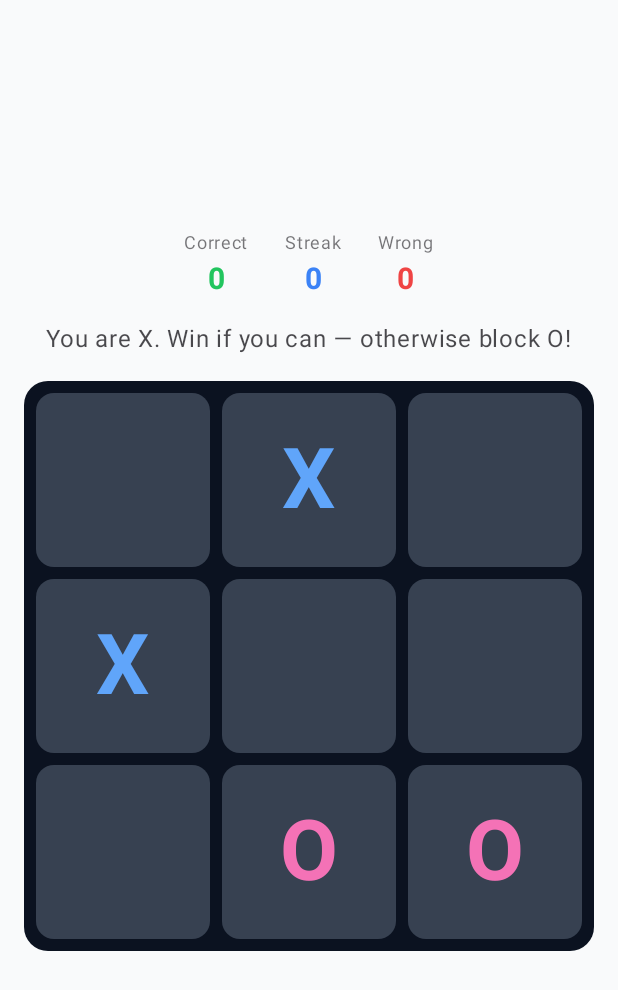
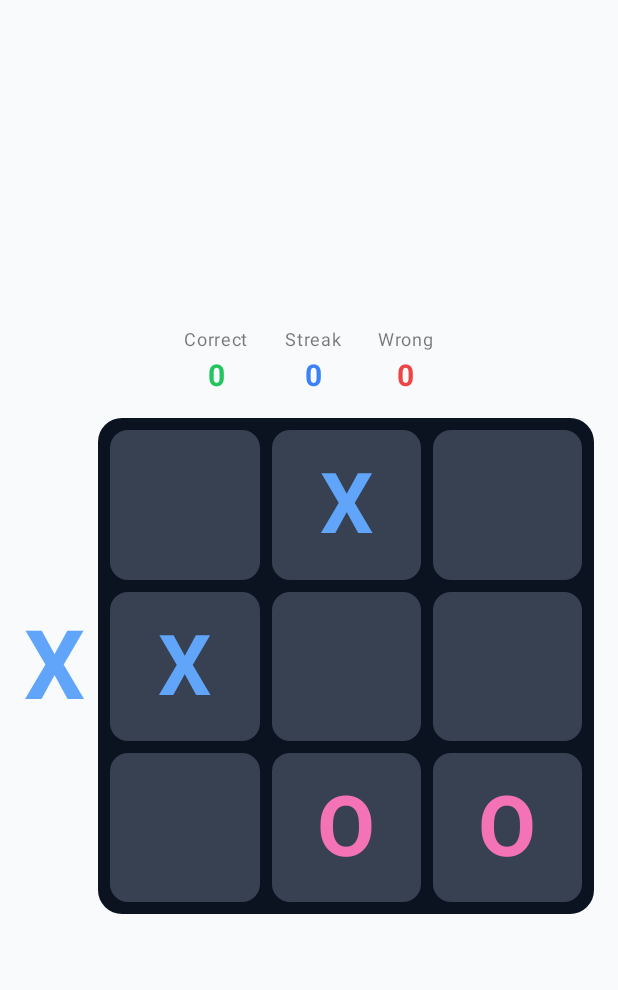
Before and after one commit to dividetask/homeschool-teacher, an Android app built with Jetpack Compose: the composable TttPuzzleScreen shown on its own in the app's theme, on a phone screen of 412 x 824 dp. Shown: the top 990 px of the screen. Run offline under Robolectric (Android 15) with nearby library versions, the phone set to English and light mode, and no system bars.

Commit message:
Tic Tac Toe polish: player mark, winning line, puzzle consequences; cheat-sheet boxes
- Both TTT screens: show a large X/O on the left for the learner's mark,
  and draw a large line through the three winning cells on any win.
- Win or Block puzzle: remove the instruction text; on a missed win the
  correct move blinks red then the winning line is shown; on a missed
  block the opponent moves into the threatened cell (then the line).
- Binary cheat sheet: box each truth-table entry in a colored border and
  space the rows further apart so an answer isn't confused with the next
  row's operand.

```diff
--- a/app/src/main/java/com/dividetask/homeschoolteacher/tictactoe/TttPuzzleScreen.kt
+++ b/app/src/main/java/com/dividetask/homeschoolteacher/tictactoe/TttPuzzleScreen.kt
@@ -1,7 +1,12 @@
 package com.dividetask.homeschoolteacher.tictactoe
 
+import androidx.compose.animation.core.RepeatMode
+import androidx.compose.animation.core.animateFloat
+import androidx.compose.animation.core.infiniteRepeatable
+import androidx.compose.animation.core.rememberInfiniteTransition
+import androidx.compose.animation.core.tween
+import androidx.compose.foundation.Canvas
 import androidx.compose.foundation.background
-import androidx.compose.foundation.border
 import androidx.compose.foundation.clickable
 import androidx.compose.foundation.layout.Arrangement
 import androidx.compose.foundation.layout.Box
@@ -18,15 +23,25 @@ import androidx.compose.material3.Text
 import androidx.compose.runtime.Composable
 import androidx.compose.runtime.LaunchedEffect
 import androidx.compose.runtime.getValue
+import androidx.compose.runtime.mutableStateOf
+import androidx.compose.runtime.remember
+import androidx.compose.runtime.setValue
 import androidx.compose.ui.Alignment
 import androidx.compose.ui.Modifier
+import androidx.compose.ui.draw.alpha
 import androidx.compose.ui.draw.clip
+import androidx.compose.ui.geometry.Offset
 import androidx.compose.ui.graphics.Color
+import androidx.compose.ui.graphics.StrokeCap
 import androidx.compose.ui.text.font.FontWeight
 import androidx.compose.ui.unit.dp
 import androidx.compose.ui.unit.sp
 import androidx.lifecycle.compose.collectAsStateWithLifecycle
 import kotlinx.coroutines.delay
+
+private val X_COLOR = Color(0xFF60A5FA)
+private val O_COLOR = Color(0xFFF472B6)
+private val MISS_COLOR = Color(0xFFEF4444)
 
 @Composable
 fun TttPuzzleScreen(
@@ -36,15 +51,50 @@ fun TttPuzzleScreen(
 ) {
     val state by viewModel.state.collectAsStateWithLifecycle()
 
-    LaunchedEffect(state.feedback, state.board) {
-        val hold = when (state.feedback) {
-            TttPuzzleFeedback.None -> return@LaunchedEffect
-            TttPuzzleFeedback.Correct -> 1200L
-            TttPuzzleFeedback.Wrong -> 2200L
+    // Reveal state, reset for each new answer.
+    var oppRevealed by remember(state.tapped, state.feedback) { mutableStateOf(false) }
+    var lineShown by remember(state.tapped, state.feedback) { mutableStateOf(false) }
+
+    LaunchedEffect(state.tapped, state.feedback) {
+        when {
+            state.feedback == TttPuzzleFeedback.None -> return@LaunchedEffect
+            // Correct + winning move: the learner completes three in a row.
+            state.feedback == TttPuzzleFeedback.Correct && state.isWin -> {
+                delay(400); lineShown = true; delay(1600); onCompleted()
+            }
+            // Correct block: no one wins.
+            state.feedback == TttPuzzleFeedback.Correct -> {
+                delay(1100); onCompleted()
+            }
+            // Missed winning move: blink the correct move, then show the line.
+            state.isWin -> {
+                delay(1500); lineShown = true; delay(1100); onCompleted()
+            }
+            // Missed block: the opponent moves to punish, then the line shows.
+            else -> {
+                delay(700); oppRevealed = true; delay(400); lineShown = true
+                delay(1400); onCompleted()
+            }
         }
-        delay(hold)
-        onCompleted()
     }
+
+    // Blink animation for the missed winning move.
+    val blink = rememberInfiniteTransition(label = "blink")
+    val blinkAlpha by blink.animateFloat(
+        initialValue = 1f,
+        targetValue = 0.15f,
+        animationSpec = infiniteRepeatable(tween(400), RepeatMode.Reverse),
+        label = "blinkAlpha",
+    )
+    val showMissMark = state.feedback == TttPuzzleFeedback.Wrong && state.isWin
+
+    // The displayed board: add the opponent's punishing move once revealed.
+    val displayBoard = if (oppRevealed) {
+        state.board.toMutableList().also { it[state.critical] = Mark.O }
+    } else {
+        state.board
+    }
+    val lineColor = if (state.isWin) X_COLOR else O_COLOR
 
     Column(
         modifier = modifier
@@ -59,38 +109,35 @@ fun TttPuzzleScreen(
             ScoreItem("Wrong", state.wrongCount, Color(0xFFEF4444))
         }
 
-        Text(
-            text = "You are X. Win if you can — otherwise block O!",
-            fontSize = 16.sp,
-            color = MaterialTheme.colorScheme.onBackground.copy(alpha = 0.8f),
-        )
+        Row(
+            modifier = Modifier.fillMaxWidth().widthIn(max = 440.dp),
+            verticalAlignment = Alignment.CenterVertically,
+            horizontalArrangement = Arrangement.spacedBy(8.dp),
+        ) {
+            // Player indicator: the learner is always X in the puzzle.
+            PlayerMark(Mark.X)
+            Board(
+                board = displayBoard,
+                enabled = state.feedback == TttPuzzleFeedback.None,
+                missCell = if (showMissMark) state.critical else null,
+                missAlpha = blinkAlpha,
+                winningLine = if (lineShown) state.line else emptyList(),
+                lineColor = lineColor,
+                onCellTap = viewModel::onCellTap,
+                modifier = Modifier.weight(1f).aspectRatio(1f),
+            )
+        }
+    }
+}
 
-        Board(
-            state = state,
-            onCellTap = viewModel::onCellTap,
-            modifier = Modifier
-                .fillMaxWidth()
-                .widthIn(max = 360.dp)
-                .aspectRatio(1f),
-        )
-
-        Text(
-            text = when (state.feedback) {
-                TttPuzzleFeedback.Correct -> if (state.isWin) "You win! 🎉" else "Blocked! 🛡️"
-                TttPuzzleFeedback.Wrong ->
-                    if (state.isWin) "That loses — the winning move is outlined"
-                    else "That loses — the block is outlined"
-                TttPuzzleFeedback.None -> " "
-            },
-            fontSize = 16.sp,
-            fontWeight = FontWeight.Bold,
-            color = when (state.feedback) {
-                TttPuzzleFeedback.Correct -> Color(0xFF22C55E)
-                TttPuzzleFeedback.Wrong -> Color(0xFFEF4444)
-                TttPuzzleFeedback.None -> Color.Transparent
-            },
-        )
-    }
+@Composable
+private fun PlayerMark(mark: Mark) {
+    Text(
+        text = mark.name,
+        fontSize = 64.sp,
+        fontWeight = FontWeight.Bold,
+        color = if (mark == Mark.X) X_COLOR else O_COLOR,
+    )
 }
 
 @Composable
@@ -112,11 +159,15 @@ private fun ScoreItem(label: String, value: Int, color: Color) {
 
 @Composable
 private fun Board(
-    state: TttPuzzleState,
+    board: List<Mark?>,
+    enabled: Boolean,
+    missCell: Int?,
+    missAlpha: Float,
+    winningLine: List<Int>,
+    lineColor: Color,
     onCellTap: (Int) -> Unit,
     modifier: Modifier = Modifier,
 ) {
-    val answered = state.feedback != TttPuzzleFeedback.None
     Box(
         modifier = modifier
             .clip(RoundedCornerShape(16.dp))
@@ -134,20 +185,10 @@ private fun Board(
                 ) {
                     for (col in 0 until 3) {
                         val i = row * 3 + col
-                        // After answering, outline the critical cell (green if
-                        // they took it, yellow if they missed it) and flag a
-                        // wrong tap in red.
-                        val outline = when {
-                            !answered -> null
-                            i == state.critical && state.feedback == TttPuzzleFeedback.Correct -> Color(0xFF22C55E)
-                            i == state.critical -> Color(0xFFFACC15)
-                            i == state.tapped -> Color(0xFFEF4444)
-                            else -> null
-                        }
                         Cell(
-                            mark = state.board[i],
-                            outline = outline,
-                            enabled = !answered && state.board[i] == null,
+                            mark = board[i],
+                            missMark = if (i == missCell) missAlpha else null,
+                            enabled = enabled && board[i] == null,
                             onTap = { onCellTap(i) },
                             modifier = Modifier.weight(1f).fillMaxSize(),
                         )
@@ -155,39 +196,66 @@ private fun Board(
                 }
             }
         }
+        if (winningLine.size >= 2) {
+            WinningLineOverlay(
+                line = winningLine,
+                color = lineColor,
+                modifier = Modifier.fillMaxSize(),
+            )
+        }
     }
 }
 
 @Composable
 private fun Cell(
     mark: Mark?,
-    outline: Color?,
+    /** When non-null, draw a blinking red "missed move" X at [missMark] alpha. */
+    missMark: Float?,
     enabled: Boolean,
     onTap: () -> Unit,
     modifier: Modifier = Modifier,
 ) {
     val markColor = when (mark) {
-        Mark.X -> Color(0xFF60A5FA)
-        Mark.O -> Color(0xFFF472B6)
+        Mark.X -> X_COLOR
+        Mark.O -> O_COLOR
         null -> Color.Transparent
     }
-    var box = modifier
-        .clip(RoundedCornerShape(12.dp))
-        .background(Color(0xFF374151))
-    if (outline != null) {
-        box = box.border(3.dp, outline, RoundedCornerShape(12.dp))
-    }
     Box(
-        modifier = box.clickable(enabled = enabled, onClick = onTap),
+        modifier = modifier
+            .clip(RoundedCornerShape(12.dp))
+            .background(Color(0xFF374151))
+            .clickable(enabled = enabled, onClick = onTap),
         contentAlignment = Alignment.Center,
     ) {
         if (mark != null) {
+            Text(text = mark.name, fontSize = 56.sp, fontWeight = FontWeight.Bold, color = markColor)
+        } else if (missMark != null) {
             Text(
-                text = mark.name,
+                text = "X",
                 fontSize = 56.sp,
                 fontWeight = FontWeight.Bold,
-                color = markColor,
+                color = MISS_COLOR,
+                modifier = Modifier.alpha(missMark),
             )
         }
     }
 }
+
+/** Draws a thick line through the winning cells' centres. */
+@Composable
+internal fun WinningLineOverlay(line: List<Int>, color: Color, modifier: Modifier = Modifier) {
+    Canvas(modifier = modifier) {
+        fun center(idx: Int): Offset {
+            val r = idx / 3
+            val c = idx % 3
+            return Offset(size.width * (c + 0.5f) / 3f, size.height * (r + 0.5f) / 3f)
+        }
+        drawLine(
+            color = color,
+            start = center(line.first()),
+            end = center(line.last()),
+            strokeWidth = 18f,
+            cap = StrokeCap.Round,
+        )
+    }
+}
```
Also changed, not shown: app/src/main/java/com/dividetask/homeschoolteacher/binary/BinaryOperationsScreen.kt (+18 -3 lines), app/src/main/java/com/dividetask/homeschoolteacher/tictactoe/GameScreen.kt (+32 -8 lines), app/src/main/java/com/dividetask/homeschoolteacher/tictactoe/TttPuzzleViewModel.kt (+18 -4 lines), 1 other file.
